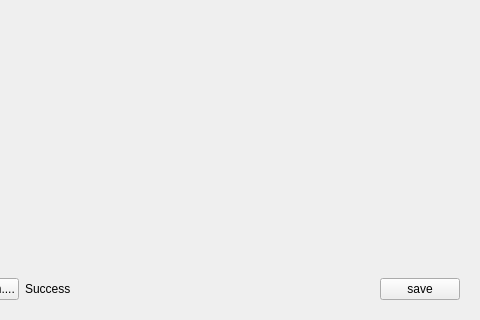
Qt form cadasta/gui/ui/wizard/step_login01.ui (Cadasta/cadasta-qgis-plugin) before a commit; both pictures show x 106 to 586 and y 242 to 562 of the 586 by 562 pixel window.
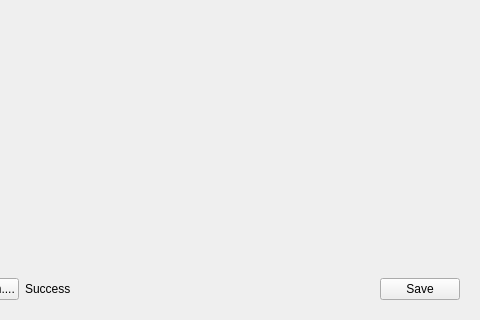
The same form after that commit.

Patch:
```diff
--- a/cadasta/gui/ui/wizard/step_login01.ui
+++ b/cadasta/gui/ui/wizard/step_login01.ui
@@ -258,7 +258,7 @@
            <cursorShape>OpenHandCursor</cursorShape>
           </property>
           <property name="text">
-           <string>save</string>
+           <string>Save</string>
           </property>
          </widget>
         </item>
```
